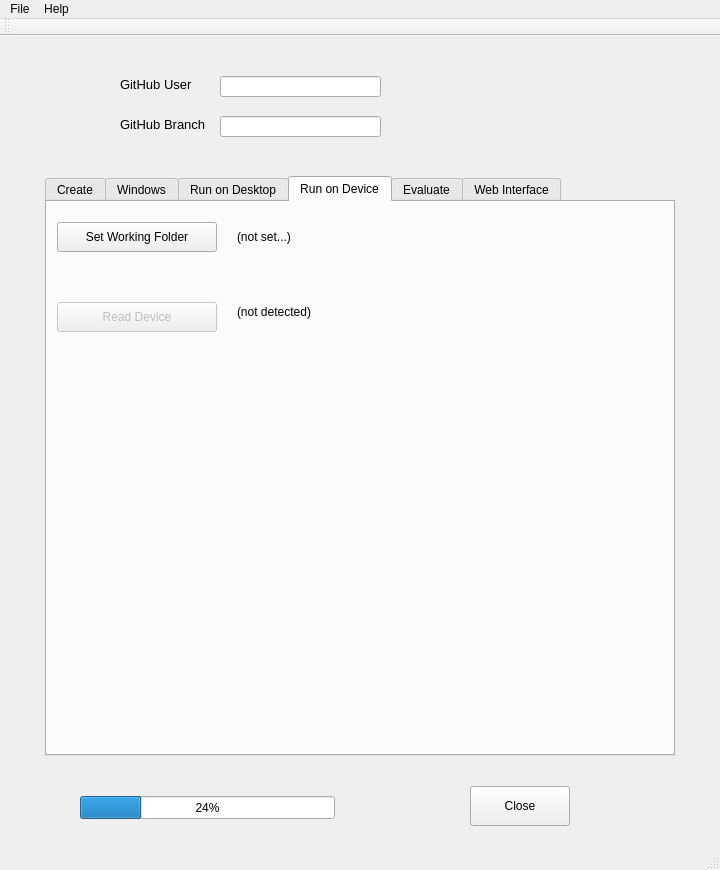
This is tools/nitpick/ui/Nitpick.ui in vircadia/vircadia-native-core as Qt 5 draws it before an edit. The edited form follows.
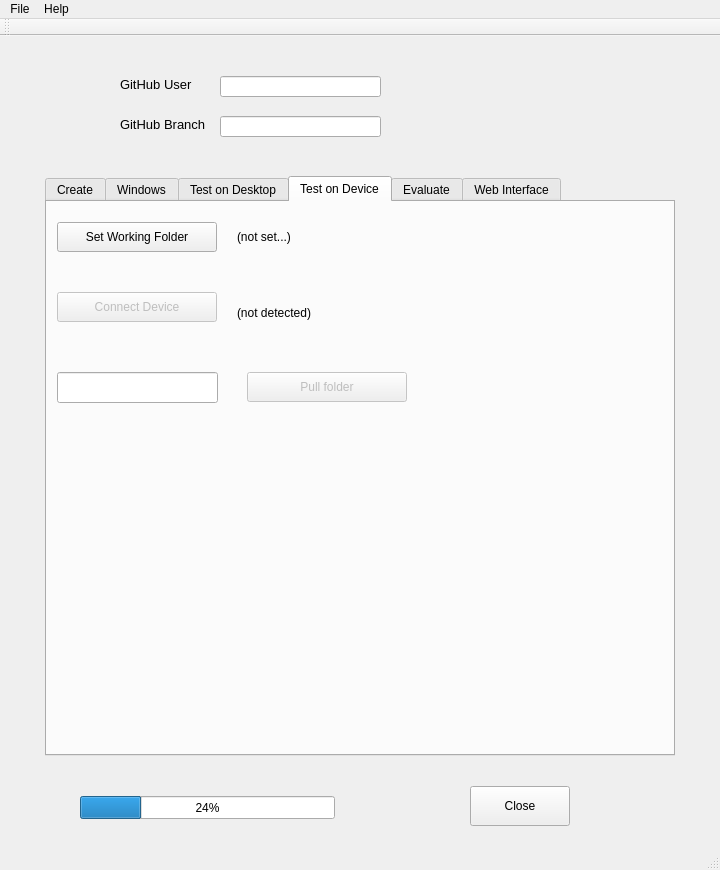
This is the edited form.

Commit message: Can detect device.

What changed in the file:
```diff
--- a/tools/nitpick/ui/Nitpick.ui
+++ b/tools/nitpick/ui/Nitpick.ui
@@ -187,7 +187,7 @@
     </widget>
     <widget class="QWidget" name="tab">
      <attribute name="title">
-      <string>Run on Desktop</string>
+      <string>Test on Desktop</string>
      </attribute>
      <widget class="QPushButton" name="runNowButton">
       <property name="enabled">
@@ -549,7 +549,7 @@
     </widget>
     <widget class="QWidget" name="tab_5">
      <attribute name="title">
-      <string>Run on Device</string>
+      <string>Test on Device</string>
      </attribute>
      <widget class="QPushButton" name="readDeviceButton">
       <property name="enabled">
@@ -558,22 +558,22 @@
       <property name="geometry">
        <rect>
         <x>10</x>
-        <y>100</y>
+        <y>90</y>
         <width>160</width>
         <height>30</height>
        </rect>
       </property>
       <property name="text">
-       <string>Read Device</string>
+       <string>Connect Device</string>
       </property>
      </widget>
      <widget class="QLabel" name="label">
       <property name="geometry">
        <rect>
         <x>190</x>
-        <y>100</y>
-        <width>230</width>
-        <height>20</height>
+        <y>96</y>
+        <width>320</width>
+        <height>30</height>
        </rect>
       </property>
       <property name="text">
@@ -606,6 +606,32 @@
        <string>(not set...)</string>
       </property>
      </widget>
+     <widget class="QPushButton" name="pullFolderButton">
+      <property name="enabled">
+       <bool>false</bool>
+      </property>
+      <property name="geometry">
+       <rect>
+        <x>200</x>
+        <y>170</y>
+        <width>160</width>
+        <height>30</height>
+       </rect>
+      </property>
+      <property name="text">
+       <string>Pull folder</string>
+      </property>
+     </widget>
+     <widget class="QLineEdit" name="folderLineEdit">
+      <property name="geometry">
+       <rect>
+        <x>10</x>
+        <y>170</y>
+        <width>161</width>
+        <height>31</height>
+       </rect>
+      </property>
+     </widget>
     </widget>
     <widget class="QWidget" name="tab_2">
      <attribute name="title">
```
Left out of the diff: 4 changed lines with no effect on the pictures. The commit also changes 7 other files.
